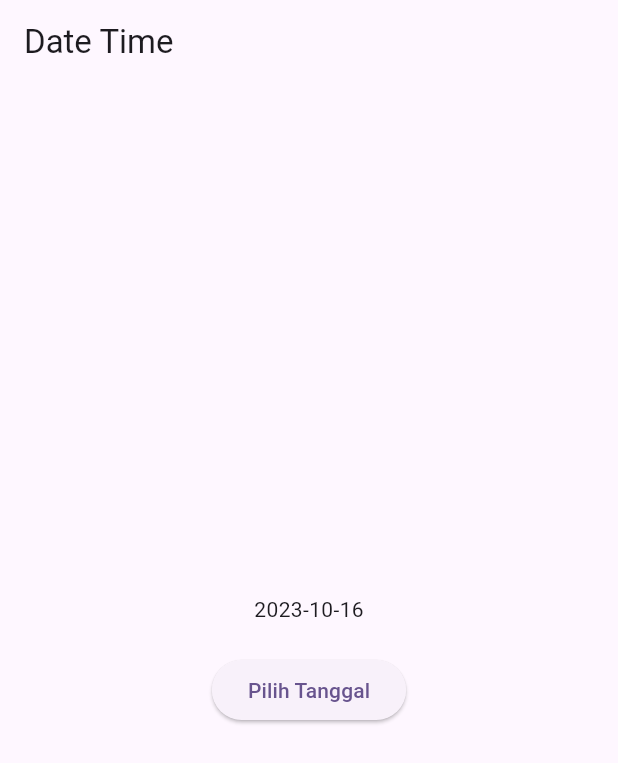
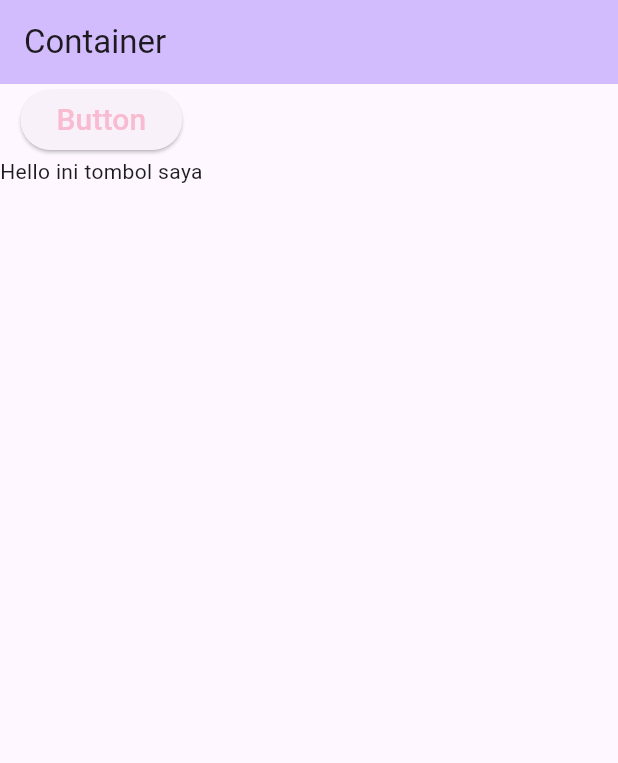
Before and after one commit to bidingurusmk/belajar_flutter_xir4, a Flutter app: the screen it shows after launch, on a phone screen of 412 x 824 dp. Shown: the top 763 px of the screen. Run offline on Flutter 3.47's test engine with Material 2 defaults, Android fonts, the phone set to English and light mode, and no system bars.

Commit message:
container

```diff
--- /dev/null
+++ b/lib/container.dart
@@ -0,0 +1,32 @@
+import 'package:flutter/material.dart';
+
+class ContainerWidget extends StatelessWidget {
+  const ContainerWidget({super.key});
+
+  @override
+  Widget build(BuildContext context) {
+    return Scaffold(
+      appBar: AppBar(
+        backgroundColor: Theme.of(context).colorScheme.inversePrimary,
+        title: Text("Container"),
+      ),
+      body: Column(
+        children: [
+          Container(
+            child: ElevatedButton(
+              onPressed: () {},
+              child: Text(
+                "Button",
+                style: TextStyle(
+                  fontSize: 20,
+                  color: Colors.pink[100],
+                ),
+              ),
+            ),
+          ),
+          Text("Hello ini tombol saya"),
+        ],
+      ),
+    );
+  }
+}
--- a/lib/main.dart
+++ b/lib/main.dart
@@ -1,4 +1,5 @@
 import 'package:flutter/material.dart';
+import 'package:flutter_dasar/container.dart';
 import 'package:flutter_dasar/dialog.dart';
 import 'package:flutter_dasar/gambar.dart';
 import 'package:flutter_dasar/tanggal.dart';
@@ -22,9 +23,7 @@ class MyApp extends StatelessWidget {
         ),
         useMaterial3: true,
       ),
-      home: const TanggalWidget(
-        title: "Date Time",
-      ),
+      home: ContainerWidget(),
     );
   }
 }
```
